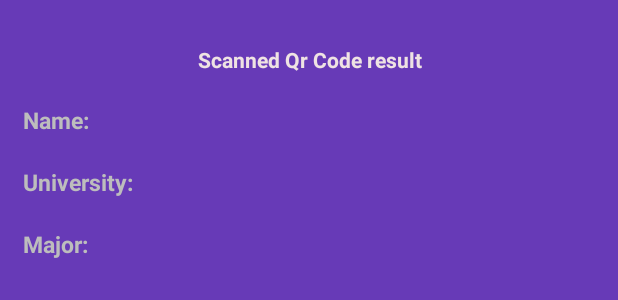
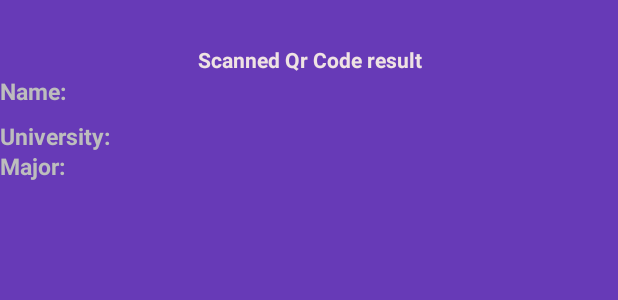
Before and after one commit to kjbrawner22/MyFair, an Android app: the layout activity_scanned.xml on its own in the app's theme, with its tools: preview values and no code run, on a phone screen of 412 x 824 dp. Shown: the top 300 px of the screen. Run offline under Robolectric (Android 15) with nearby library versions, the phone set to English and light mode, and no system bars.

Commit message:
Added Integration
Integrated scanning and generating features via floating buttons to fragments in the main activity.
Currently debugging displaying information

```diff
--- a/android/app/src/main/java/com/example/myfair/GenerateActivity.java
+++ b/android/app/src/main/java/com/example/myfair/GenerateActivity.java
@@ -34,6 +34,9 @@ public class GenerateActivity extends AppCompatActivity {
     EditText ageEditText;
     Button btnHome;
 
+    String c = "Uam9fiPu3njaBxbkO3D7";
+    String u = "4j6fK7UvU7MLDXwqHoFCtWw97Qy2";
+
     @Override
     protected void onCreate(Bundle savedInstanceState) {
         super.onCreate(savedInstanceState);
@@ -59,7 +62,7 @@ public class GenerateActivity extends AppCompatActivity {
             public void onClick(View v) {
                 if(checkEditText()){
                     hideKeyboard();
-                    qrObject user = new qrObject(fullNameEditText.getText().toString(), ageEditText.getText().toString());
+                    qrObject user = new qrObject(u, c);
                     String serializeString = new Gson().toJson(user);
                     String encryptedString = EncryptionHelper.getInstance().encryptionString(serializeString).encryptMsg();
                     setImageBitmap(encryptedString);
--- a/android/app/src/main/java/com/example/myfair/LoginActivity.java
+++ b/android/app/src/main/java/com/example/myfair/LoginActivity.java
@@ -68,6 +68,11 @@ public class LoginActivity extends AppCompatActivity implements View.OnClickList
                         intent = new Intent(LoginActivity.this, ProfileCreationActivity.class);
                         intent.putExtra(User.FIELD_PROFILE_CREATED, false);
                     }
+                    startActivity(intent);
+                    finish();
+                } else {
+                    Intent intent = new Intent(LoginActivity.this, ProfileCreationActivity.class);
+                    intent.putExtra(User.FIELD_PROFILE_CREATED, false);
                     startActivity(intent);
                     finish();
                 }
--- a/android/app/src/main/java/com/example/myfair/MainActivity.java
+++ b/android/app/src/main/java/com/example/myfair/MainActivity.java
@@ -17,7 +17,9 @@ import androidx.fragment.app.Fragment;
 import androidx.fragment.app.FragmentManager;
 
 import android.view.MenuItem;
+import android.view.View;
 
+import com.google.android.material.floatingactionbutton.FloatingActionButton;
 import com.google.firebase.auth.FirebaseAuth;
 
 public class MainActivity extends AppCompatActivity implements
@@ -98,6 +100,8 @@ public class MainActivity extends AppCompatActivity implements
 
         fm.beginTransaction().add(R.id.fragmentLayout, fragmentProfile).commit();
         toolbar.setTitle(ProfileFragment.NAME);
+
+
     }
 
     @Override
--- a/android/app/src/main/java/com/example/myfair/ScanActivity.java
+++ b/android/app/src/main/java/com/example/myfair/ScanActivity.java
@@ -74,6 +74,7 @@ public class ScanActivity extends AppCompatActivity implements ZXingScannerView.
             @Override
             public void onClick(View v) {
                 Intent intent = new Intent(ScanActivity.this, MainActivity.class);
+                onPause();
                 startActivity(intent);
                 finish();
             }
--- a/android/app/src/main/res/layout/activity_scan.xml
+++ b/android/app/src/main/res/layout/activity_scan.xml
@@ -1,5 +1,5 @@
 <?xml version="1.0" encoding="utf-8"?>
-<android.support.constraint.ConstraintLayout xmlns:android="http://schemas.android.com/apk/res/android"
+<androidx.constraintlayout.widget.ConstraintLayout xmlns:android="http://schemas.android.com/apk/res/android"
     xmlns:app="http://schemas.android.com/apk/res-auto"
     xmlns:tools="http://schemas.android.com/tools"
     android:layout_width="match_parent"
@@ -58,4 +58,4 @@
     </LinearLayout>
 
 
-</android.support.constraint.ConstraintLayout>
+</androidx.constraintlayout.widget.ConstraintLayout>
--- a/android/app/src/main/res/layout/activity_scanned.xml
+++ b/android/app/src/main/res/layout/activity_scanned.xml
@@ -1,5 +1,6 @@
 <?xml version="1.0" encoding="utf-8"?>
-<LinearLayout xmlns:android="http://schemas.android.com/apk/res/android"
+<androidx.constraintlayout.widget.ConstraintLayout xmlns:android="http://schemas.android.com/apk/res/android"
+    xmlns:app="http://schemas.android.com/apk/res-auto"
     xmlns:tools="http://schemas.android.com/tools"
     android:layout_width="match_parent"
     android:layout_height="match_parent"
@@ -10,24 +11,25 @@
     <TextView
         android:layout_width="match_parent"
         android:layout_height="wrap_content"
-        android:layout_marginEnd="20dp"
-        android:layout_marginStart="20dp"
         android:layout_marginTop="30dp"
         android:gravity="center"
         android:text="@string/scanned_qr_code_result"
         android:textColor="@color/littleWhite"
         android:textSize="14sp"
-        android:textStyle="bold" />
+        android:textStyle="bold"
+        app:layout_constraintTop_toTopOf="parent"
+        tools:layout_editor_absoluteX="20dp" />
 
     <LinearLayout
         android:layout_width="match_parent"
         android:layout_height="wrap_content"
-        android:layout_marginEnd="15dp"
-        android:layout_marginStart="15dp"
-        android:layout_marginTop="20dp"
-        android:orientation="horizontal">
+        android:layout_marginTop="50dp"
+        android:orientation="horizontal"
+        app:layout_constraintTop_toTopOf="parent"
+        tools:layout_editor_absoluteX="15dp">
 
         <TextView
+            android:id="@+id/scannedName"
             android:layout_width="wrap_content"
             android:layout_height="wrap_content"
             android:text="@string/c_name"
@@ -49,12 +51,13 @@
     <LinearLayout
         android:layout_width="match_parent"
         android:layout_height="wrap_content"
-        android:layout_marginEnd="15dp"
-        android:layout_marginStart="15dp"
-        android:layout_marginTop="20dp"
-        android:orientation="horizontal">
+        android:layout_marginTop="80dp"
+        android:orientation="horizontal"
+        app:layout_constraintTop_toTopOf="parent"
+        tools:layout_editor_absoluteX="15dp">
 
         <TextView
+            android:id="@+id/scannedUniComp"
             android:layout_width="wrap_content"
             android:layout_height="wrap_content"
             android:text="@string/c_university"
@@ -76,12 +79,13 @@
     <LinearLayout
         android:layout_width="match_parent"
         android:layout_height="wrap_content"
-        android:layout_marginStart="15dp"
-        android:layout_marginTop="20dp"
-        android:layout_marginEnd="15dp"
-        android:orientation="horizontal">
+        android:layout_marginTop="100dp"
+        android:orientation="horizontal"
+        app:layout_constraintTop_toTopOf="parent"
+        tools:layout_editor_absoluteX="15dp">
 
         <TextView
+            android:id="@+id/scannedMajPos"
             android:layout_width="wrap_content"
             android:layout_height="wrap_content"
             android:text="@string/c_major"
@@ -101,4 +105,4 @@
     </LinearLayout>
 
 
-</LinearLayout>
+</androidx.constraintlayout.widget.ConstraintLayout>
```
Also changed, not shown: android/app/src/main/java/com/example/myfair/CollectionsFragment.java (+17 -1 lines), android/app/src/main/java/com/example/myfair/ProfileFragment.java (+10 -0 lines), android/app/src/main/java/com/example/myfair/ScannedActivity.java (+29 -7 lines), android/app/src/main/res/layout/activity_generate.xml (+6 -8 lines), android/app/src/main/res/layout/fragment_collections.xml (+15 -1 lines), android/app/src/main/res/layout/fragment_profile.xml (+12 -0 lines).
